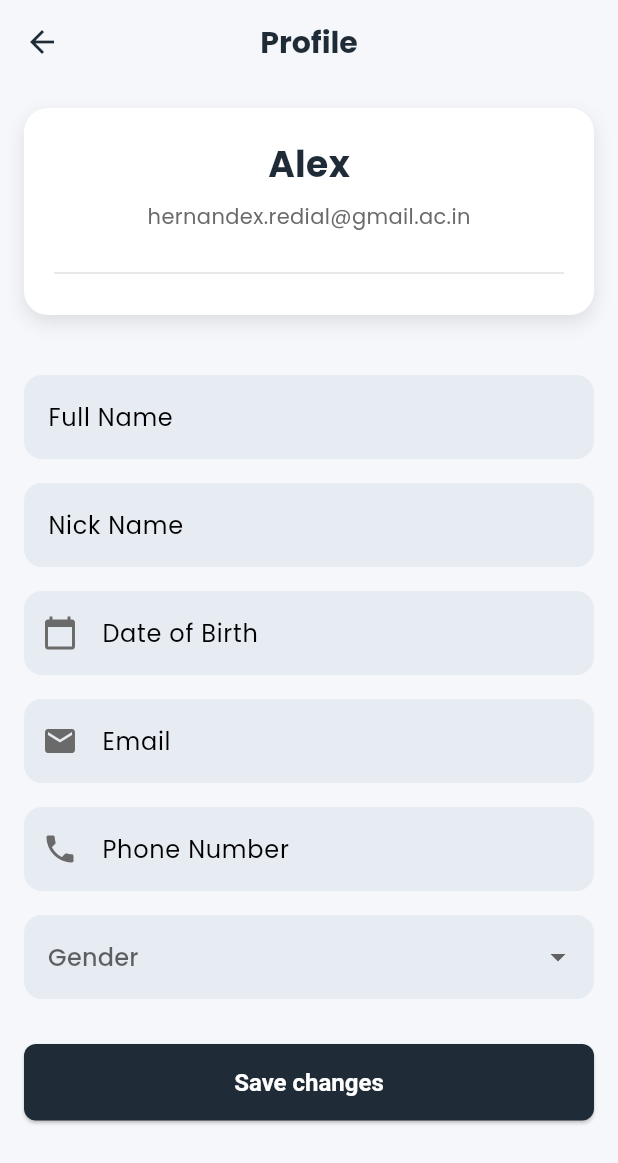
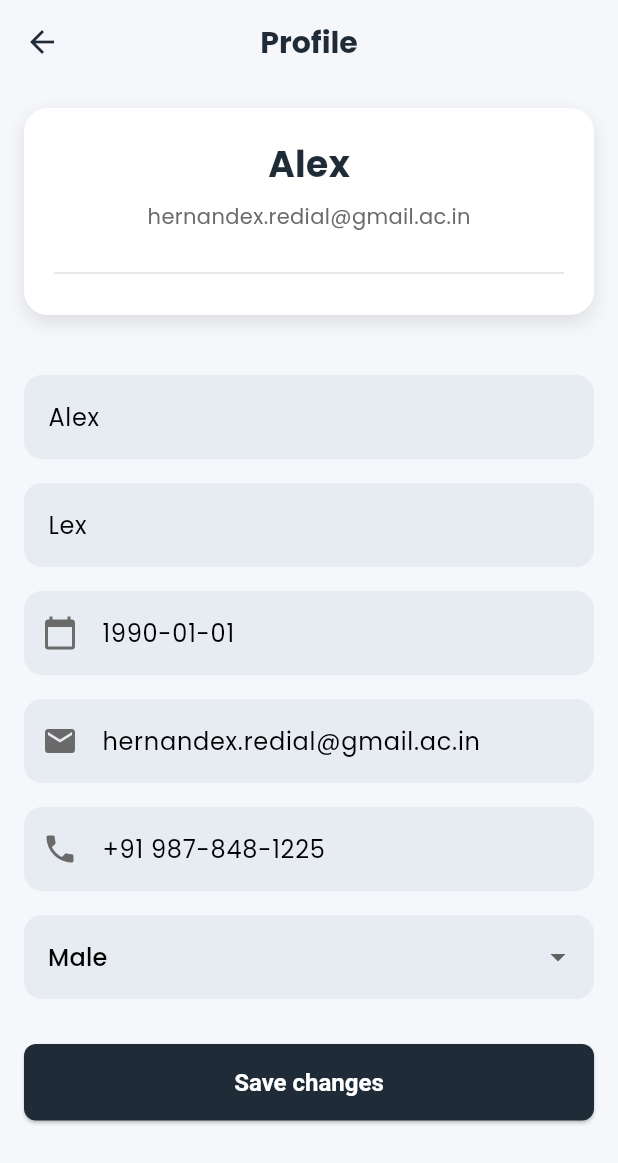
Before and after one commit to zw-weng/EduConnect-Xcode, a Flutter app: the ProfileScreen screen opened directly, on a phone screen of 412 x 824 dp. Shown: the top 1163 px of the screen. Run offline on Flutter 3.47's test engine with Material 3 defaults, Android fonts, the phone set to English and light mode, and no system bars; our stand-ins replace carousel_slider, dio, google_nav_bar, youtube_player_flutter; missing offline and left inert: external_path, flutter_file_dialog, pdfx, youtube_explode_dart.

Commit message:
update profile screen

```diff
--- a/lib/screens/profile_screen.dart
+++ b/lib/screens/profile_screen.dart
@@ -11,13 +11,20 @@ class ProfileScreen extends StatefulWidget {
 
 class _ProfileScreenState extends State<ProfileScreen> {
   final _formKey = GlobalKey<FormState>();
-  final TextEditingController _fullNameController = TextEditingController();
-  final TextEditingController _nickNameController = TextEditingController();
-  final TextEditingController _dobController = TextEditingController();
-  final TextEditingController _emailController = TextEditingController();
-  final TextEditingController _phoneNumberController = TextEditingController();
 
-  String? _selectedGender;
+  // Initial user data
+  final TextEditingController _fullNameController =
+      TextEditingController(text: "Alex");
+  final TextEditingController _nickNameController =
+      TextEditingController(text: "Lex");
+  final TextEditingController _dobController =
+      TextEditingController(text: "1990-01-01"); // Format as YYYY-MM-DD
+  final TextEditingController _emailController =
+      TextEditingController(text: "hernandex.redial@gmail.ac.in");
+  final TextEditingController _phoneNumberController =
+      TextEditingController(text: "+91 987-848-1225");
+
+  String? _selectedGender = 'Male'; // Initial gender selection
   final List<String> _genderOptions = ['Male', 'Female', 'Other'];
 
   // Function to show date picker for Date of Birth
@@ -30,7 +37,8 @@ class _ProfileScreenState extends State<ProfileScreen> {
     );
     if (pickedDate != null) {
       setState(() {
-        _dobController.text = "${pickedDate.toLocal()}".split(' ')[0];
+        _dobController.text =
+            "${pickedDate.toLocal()}".split(' ')[0]; // Format as YYYY-MM-DD
       });
     }
   }
@@ -81,9 +89,9 @@ class _ProfileScreenState extends State<ProfileScreen> {
             child: Column(
               children: [
                 // Profile Card
-                const ProfileCard(
-                  fullName: 'Alex',
-                  email: 'hernandex.redial@gmail.ac.in',
+                ProfileCard(
+                  fullName: _fullNameController.text,
+                  email: _emailController.text,
                 ),
 
                 const SizedBox(height: 20),
```
